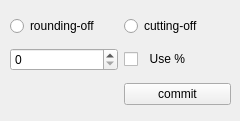
Radioactive-jkl/SciCal, file sciCalculator/code_qmake/scientificCalculator/setwidget.ui: the form before one commit.
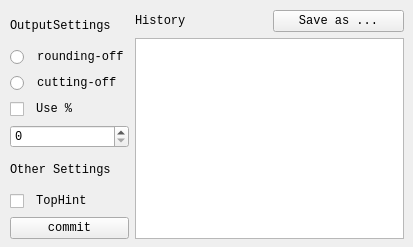
The form after the commit.

Patch:
```diff
--- a/sciCalculator/code_qmake/scientificCalculator/setwidget.ui
+++ b/sciCalculator/code_qmake/scientificCalculator/setwidget.ui
@@ -6,53 +6,160 @@
    <rect>
     <x>0</x>
     <y>0</y>
-    <width>240</width>
-    <height>121</height>
+    <width>413</width>
+    <height>247</height>
    </rect>
   </property>
   <property name="windowTitle">
    <string>Form</string>
   </property>
-  <widget class="QWidget" name="layoutWidget">
+  <widget class="QWidget" name="">
    <property name="geometry">
     <rect>
      <x>10</x>
      <y>10</y>
-     <width>221</width>
-     <height>101</height>
+     <width>394</width>
+     <height>229</height>
     </rect>
    </property>
-   <layout class="QGridLayout" name="gridLayout">
-    <item row="0" column="0">
-     <widget class="QRadioButton" name="roundButon">
-      <property name="text">
-       <string>rounding-off</string>
-      </property>
-     </widget>
+   <layout class="QHBoxLayout" name="horizontalLayout_2">
+    <item>
+     <layout class="QGridLayout" name="gridLayout">
+      <item row="1" column="0">
+       <widget class="QRadioButton" name="roundButon">
+        <property name="font">
+         <font>
+          <family>Consolas</family>
+         </font>
+        </property>
+        <property name="text">
+         <string> rounding-off</string>
+        </property>
+       </widget>
+      </item>
+      <item row="0" column="0">
+       <widget class="QLabel" name="label">
+        <property name="font">
+         <font>
+          <family>Consolas</family>
+         </font>
+        </property>
+        <property name="text">
+         <string>OutputSettings</string>
+        </property>
+       </widget>
+      </item>
+      <item row="7" column="0">
+       <widget class="QCheckBox" name="checkBox_top">
+        <property name="font">
+         <font>
+          <family>Consolas</family>
+         </font>
+        </property>
+        <property name="text">
+         <string> TopHint</string>
+        </property>
+       </widget>
+      </item>
+      <item row="5" column="0">
+       <widget class="QSpinBox" name="spinBox">
+        <property name="font">
+         <font>
+          <family>Consolas</family>
+         </font>
+        </property>
+       </widget>
+      </item>
+      <item row="4" column="0">
+       <widget class="QCheckBox" name="checkBox_per">
+        <property name="font">
+         <font>
+          <family>Consolas</family>
+         </font>
+        </property>
+        <property name="text">
+         <string> Use %</string>
+        </property>
+       </widget>
+      </item>
+      <item row="2" column="0">
+       <widget class="QRadioButton" name="cutButton">
+        <property name="font">
+         <font>
+          <family>Consolas</family>
+         </font>
+        </property>
+        <property name="text">
+         <string> cutting-off</string>
+        </property>
+       </widget>
+      </item>
+      <item row="8" column="0">
+       <widget class="QPushButton" name="commitButton">
+        <property name="font">
+         <font>
+          <family>Consolas</family>
+         </font>
+        </property>
+        <property name="text">
+         <string>commit</string>
+        </property>
+       </widget>
+      </item>
+      <item row="6" column="0">
+       <widget class="QLabel" name="label_3">
+        <property name="font">
+         <font>
+          <family>Consolas</family>
+         </font>
+        </property>
+        <property name="text">
+         <string>Other Settings</string>
+        </property>
+       </widget>
+      </item>
+     </layout>
     </item>
-    <item row="0" column="1">
-     <widget class="QRadioButton" name="cutButton">
-      <property name="text">
-       <string>cutting-off</string>
-      </property>
-     </widget>
-    </item>
-    <item row="1" column="0">
-     <widget class="QSpinBox" name="spinBox"/>
-    </item>
-    <item row="1" column="1">
-     <widget class="QCheckBox" name="checkBox">
-      <property name="text">
-       <string>  Use %</string>
-      </property>
-     </widget>
-    </item>
-    <item row="2" column="1">
-     <widget class="QPushButton" name="commitButton">
-      <property name="text">
-       <string>commit</string>
-      </property>
-     </widget>
+    <item>
+     <layout class="QVBoxLayout" name="verticalLayout">
+      <item>
+       <layout class="QHBoxLayout" name="horizontalLayout">
+        <item>
+         <widget class="QLabel" name="label_2">
+          <property name="font">
+           <font>
+            <family>Consolas</family>
+           </font>
+          </property>
+          <property name="text">
+           <string>History</string>
+          </property>
+         </widget>
+        </item>
+        <item>
+         <widget class="QPushButton" name="exportButton">
+          <property name="font">
+           <font>
+            <family>Consolas</family>
+           </font>
+          </property>
+          <property name="text">
+           <string>Save as ...</string>
+          </property>
+         </widget>
+        </item>
+       </layout>
+      </item>
+      <item>
+       <widget class="QTextEdit" name="textEdit">
+        <property name="font">
+         <font>
+          <family>Consolas</family>
+         </font>
+        </property>
+       </widget>
+      </item>
+     </layout>
     </item>
    </layout>
   </widget>
```
